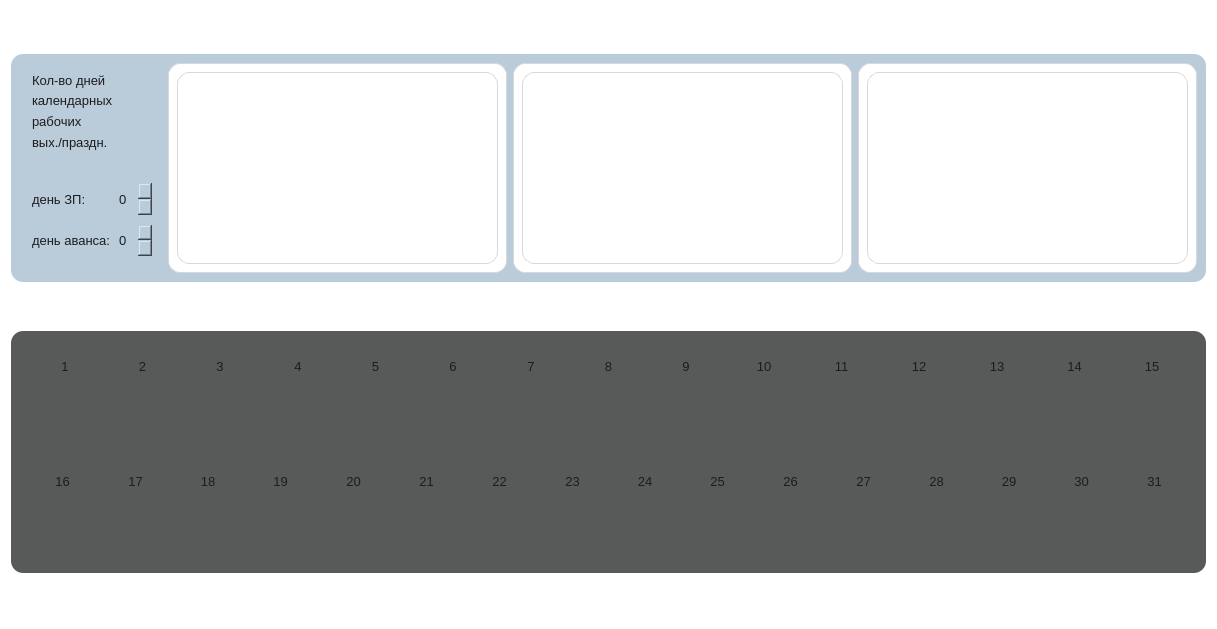
This is ui/cash.ui in CatMolnia/CASH as Qt 5 draws it before an edit. The edited form follows.
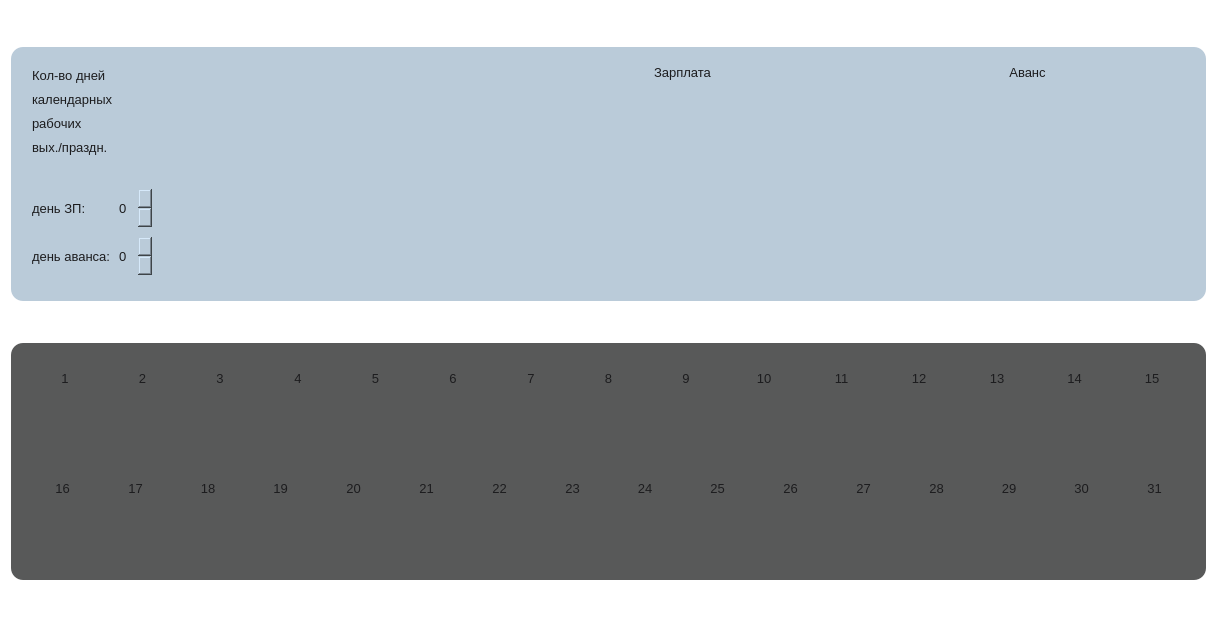
This is the edited form.

Diff of the .ui file:
```diff
--- a/ui/cash.ui
+++ b/ui/cash.ui
@@ -337,19 +337,6 @@
             <verstretch>0</verstretch>
            </sizepolicy>
           </property>
-          <property name="styleSheet">
-           <string notr="true">QWidget {
-    background: #FFFFFF;
-
-    color: #1C1C1E;
-
-    font-family: &quot;SF Pro Text&quot;, &quot;Helvetica Neue&quot;, &quot;Helvetica&quot;, &quot;Arial&quot;;
-    font-size: 13px;
-
-    border: 1px solid #D8D8DB;
-    border-radius: 12px;
-}</string>
-          </property>
           <layout class="QVBoxLayout" name="verticalLayout">
            <item>
             <widget class="QTableWidget" name="tableWidget_calendar">
@@ -372,22 +359,19 @@
             <verstretch>0</verstretch>
            </sizepolicy>
           </property>
-          <property name="styleSheet">
-           <string notr="true">QWidget {
-    background: #FFFFFF;
-
-    color: #1C1C1E;
-
-    font-family: &quot;SF Pro Text&quot;, &quot;Helvetica Neue&quot;, &quot;Helvetica&quot;, &quot;Arial&quot;;
-    font-size: 13px;
-
-    border: 1px solid #D8D8DB;
-    border-radius: 12px;
-}</string>
-          </property>
           <layout class="QVBoxLayout" name="verticalLayout_3">
            <item>
-            <widget class="QTableWidget" name="tableWidget_calendar_2">
+            <widget class="QLabel" name="label_zp">
+             <property name="text">
+              <string>Зарплата</string>
+             </property>
+             <property name="alignment">
+              <set>Qt::AlignCenter</set>
+             </property>
+            </widget>
+           </item>
+           <item>
+            <widget class="QTableWidget" name="tableWidget_zp">
              <property name="sizePolicy">
               <sizepolicy hsizetype="Expanding" vsizetype="Expanding">
                <horstretch>0</horstretch>
@@ -396,6 +380,19 @@
              </property>
             </widget>
            </item>
+           <item>
+            <spacer name="horizontalSpacer_6">
+             <property name="orientation">
+              <enum>Qt::Horizontal</enum>
+             </property>
+             <property name="sizeHint" stdset="0">
+              <size>
+               <width>40</width>
+               <height>5</height>
+              </size>
+             </property>
+            </spacer>
+           </item>
           </layout>
          </widget>
         </item>
@@ -407,22 +404,19 @@
             <verstretch>0</verstretch>
            </sizepolicy>
           </property>
-          <property name="styleSheet">
-           <string notr="true">QWidget {
-    background: #FFFFFF;
-
-    color: #1C1C1E;
-
-    font-family: &quot;SF Pro Text&quot;, &quot;Helvetica Neue&quot;, &quot;Helvetica&quot;, &quot;Arial&quot;;
-    font-size: 13px;
-
-    border: 1px solid #D8D8DB;
-    border-radius: 12px;
-}</string>
-          </property>
           <layout class="QVBoxLayout" name="verticalLayout_5">
            <item>
-            <widget class="QTableWidget" name="tableWidget_calendar_4">
+            <widget class="QLabel" name="label_avans">
+             <property name="text">
+              <string>Аванс</string>
+             </property>
+             <property name="alignment">
+              <set>Qt::AlignCenter</set>
+             </property>
+            </widget>
+           </item>
+           <item>
+            <widget class="QTableWidget" name="tableWidget_avans">
              <property name="sizePolicy">
               <sizepolicy hsizetype="Expanding" vsizetype="Expanding">
                <horstretch>0</horstretch>
@@ -431,6 +425,19 @@
              </property>
             </widget>
            </item>
+           <item>
+            <spacer name="horizontalSpacer_7">
+             <property name="orientation">
+              <enum>Qt::Horizontal</enum>
+             </property>
+             <property name="sizeHint" stdset="0">
+              <size>
+               <width>40</width>
+               <height>5</height>
+              </size>
+             </property>
+            </spacer>
+           </item>
           </layout>
          </widget>
         </item>
@@ -1179,19 +1186,6 @@
           </layout>
          </widget>
         </item>
-        <item>
-         <spacer name="verticalSpacer">
-          <property name="orientation">
-           <enum>Qt::Vertical</enum>
-          </property>
-          <property name="sizeHint" stdset="0">
-           <size>
-            <width>20</width>
-            <height>5</height>
-           </size>
-          </property>
-         </spacer>
-        </item>
         <item>
          <widget class="QWidget" name="widget_days_avans" native="true">
           <property name="sizePolicy">
```
Left out of the diff: 4 changed lines with no effect on the pictures.
